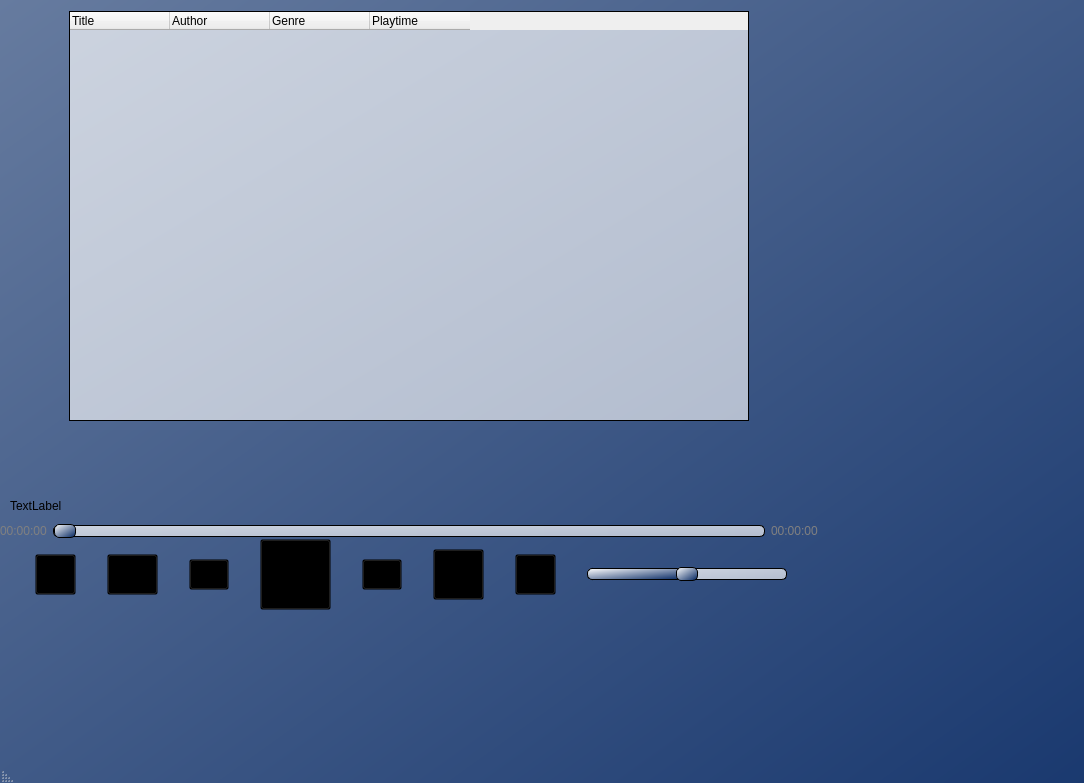
stephanHAWK/Lufthansa_TechnikAG_MP3-Player, file MP3-Player/mainwindow.ui: the form before one commit.
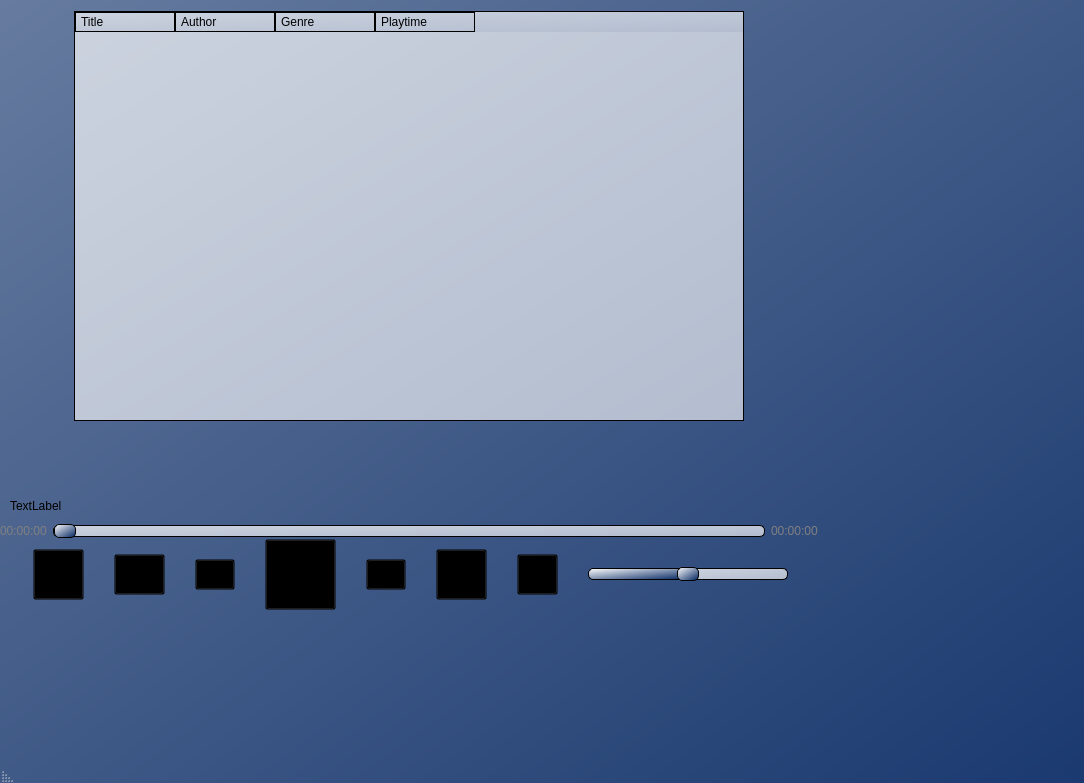
The form after the commit. Icons and pictures are not drawn.

Patch:
```diff
--- a/MP3-Player/mainwindow.ui
+++ b/MP3-Player/mainwindow.ui
@@ -117,7 +117,7 @@
          </property>
          <property name="minimumSize">
           <size>
-           <width>680</width>
+           <width>670</width>
            <height>410</height>
           </size>
          </property>
@@ -139,6 +139,18 @@
 	background: qlineargradient(x1:0, y1:0, x2:1, y2:1, stop:0 #ccd3df, stop:1 #b3bdcf); 
 }
 
+QHeaderView
+{ 
+	background-color: qlineargradient(x1:0, y1:0, x2:1, y2:1, stop:0 #ccd3df, stop:1 #b3bdcf); 
+}
+
+QHeaderView::section
+{ 
+	background-color: transparent; 
+	border: 1px solid black;
+	padding-left:  5px;
+}
+
 QTableWidget::item
 {
 	color: black;
@@ -666,8 +678,8 @@
          </property>
          <property name="minimumSize">
           <size>
-           <width>41</width>
-           <height>41</height>
+           <width>51</width>
+           <height>51</height>
           </size>
          </property>
          <property name="baseSize">
```
Left out of the diff: 6 changed lines with no effect on the pictures.
